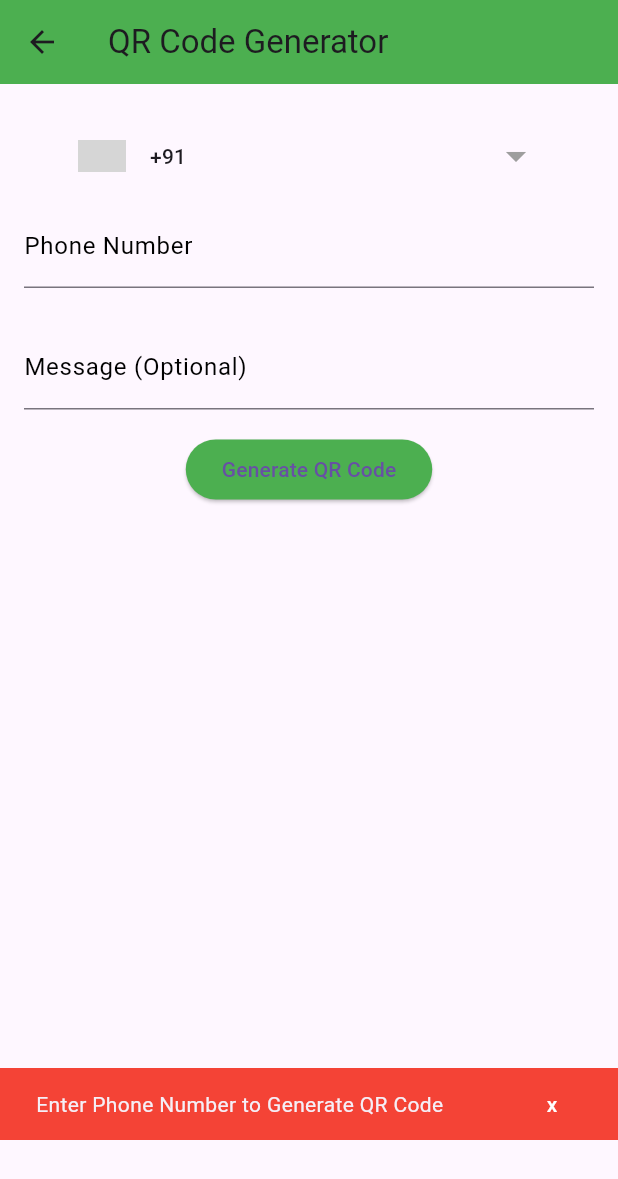
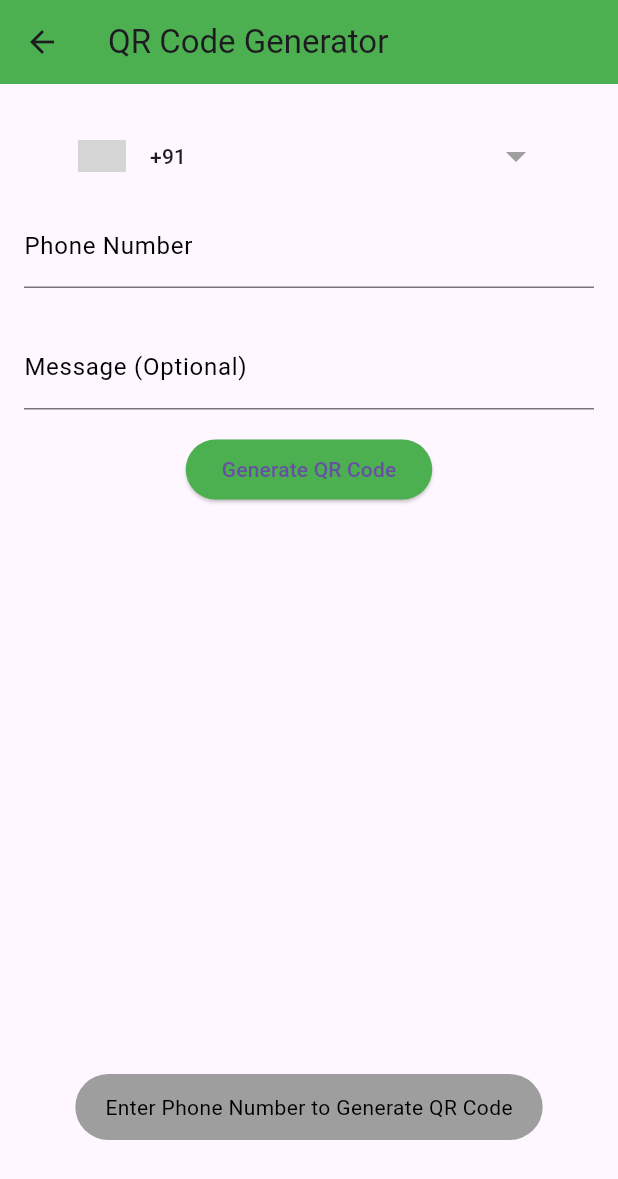
Before and after one commit to gantanikhilraj/Direct-Chat-App, a Flutter app: the QRCodeGenerator screen opened by its route, after a tap on "Generate QR Code", on a phone screen of 412 x 824 dp. Shown: the top 1179 px of the screen. Run offline on Flutter 3.47's test engine with Material 3 defaults, Android fonts, the phone set to English and light mode, and no system bars; drawn by our look-alikes of country_code_picker, google_mobile_ads; our stand-ins replace connectivity, fluttertoast, image_gallery_saver, package_info_plus, qr_flutter, share_plus and 1 more; network calls fail; grey boxes are pictures that could not be loaded.

Commit message:
version-2.1.8 prod

```diff
--- a/lib/helpers/constants.dart
+++ b/lib/helpers/constants.dart
@@ -1,5 +1,5 @@
 import 'package:flutter/material.dart';
-
+import 'package:fluttertoast/fluttertoast.dart';
 // class ConstantColors {
 //   static const Color black = Color(0xFF010312);
 // }
@@ -57,5 +57,22 @@ class Constants {
     content: const Text("Enter Phone Number to Generate QR Code"),
     backgroundColor: Colors.red,
   );
+  static void showToastMessage(String message) {
+    Fluttertoast.showToast(
+      msg: message,
+      toastLength: Toast.LENGTH_SHORT,
+      gravity: ToastGravity.BOTTOM,
+      backgroundColor: Colors.grey,
+      textColor: Colors.black,
+    );
+  }
+}
+
+class ConstantsText {
   static String playstoreURL = "https://directchat.openinapp.co/playstorelink";
+  static String shareText =
+      "Unlock Seamless Conversations on WhatsApp 🚀: Start Chats without Adding Contacts First! 📲💬 Try this App Today! 🔥👉";
+  static String appTitle = "Direct Chat";
+  static String mainScreenTitle =
+      "Direct Chat & QR :\nInitiate conversations without saving contacts";
 }
--- a/lib/screens/home_screen.dart
+++ b/lib/screens/home_screen.dart
@@ -56,7 +56,7 @@ class _Homescreen extends State<Homescreen> {
   bool isListTileVisible = true;
   final textfieldphone = TextEditingController();
   final textfieldtext = TextEditingController();
-  String errortextfeile = '';
+  String errortextfield = '';
 
   void cleartext() {
     textfieldphone.clear();
@@ -88,7 +88,6 @@ class _Homescreen extends State<Homescreen> {
   @override
   Widget build(BuildContext context) {
     final whatsappData = Provider.of<WhatsAppData>(context);
-
     final double screenHeight = MediaQuery.of(context).size.height;
 
     return GestureDetector(
@@ -118,25 +117,27 @@ class _Homescreen extends State<Homescreen> {
                   }
                 } else {
                   await Share.share(
-                    'Unlock Seamless Conversations on WhatsApp 🚀: Start Chats without Adding Contacts First! 📲💬 Try this App Today! 🔥👉 ${Constants.playstoreURL}',
+                    '${ConstantsText.shareText} ${ConstantsText.playstoreURL}',
                   );
                 }
               },
               icon: const Icon(Icons.share),
             ),
           ],
-          systemOverlayStyle: const SystemUiOverlayStyle(
-            statusBarColor: Colors.transparent,
+          systemOverlayStyle: SystemUiOverlayStyle(
+            statusBarColor: Colors.green[400],
           ),
           backgroundColor: Colors.green,
-          title: const Text(
-            "Direct Chat",
-            style: TextStyle(fontSize: 20, color: Colors.white),
+          title: Text(
+            ConstantsText.appTitle,
+            style: const TextStyle(fontSize: 20, color: Colors.white),
           ),
         ),
         body: SingleChildScrollView(
           child: Container(
+            // height: MediaQuery.of(context).size.height * 1,
             padding: EdgeInsets.all(screenHeight * 0.02),
+            child: Expanded(
               child: Column(
                 crossAxisAlignment: CrossAxisAlignment.center,
                 children: [
@@ -151,13 +152,13 @@ class _Homescreen extends State<Homescreen> {
                   //     style: TextStyle(fontSize: 18, fontWeight: FontWeight.bold),
                   //   ),
                   // ),
-                const Padding(
-                  padding: EdgeInsets.all(16.0),
+                  Padding(
+                    padding: const EdgeInsets.all(16.0),
                     child: Text(
-                    "Direct Chat for WhatsApp :\nInitiate conversations without saving contacts",
+                      ConstantsText.mainScreenTitle,
                       textAlign: TextAlign.center,
                       style: TextStyle(
-                      fontSize: 22,
+                        fontSize: screenHeight * 0.03,
                         color: Colors.black,
                       ),
                     ),
@@ -196,15 +197,16 @@ class _Homescreen extends State<Homescreen> {
                           if (value.contains(' ') ||
                               value.contains('-') ||
                               value.contains('.')) {
-                          errortextfeile = 'Don\'t use blank spaces';
+                            errortextfield = 'Don\'t use blank spaces';
                           } else {
-                          errortextfeile = '';
+                            errortextfield = '';
                             whatsappData.updatePhone(value);
                           }
                         });
                       },
                       decoration: InputDecoration(
-                      errorText: errortextfeile.isEmpty ? null : errortextfeile,
+                        errorText:
+                            errortextfield.isEmpty ? null : errortextfield,
                         focusedBorder: const OutlineInputBorder(
                           borderRadius: BorderRadius.all(
                             Radius.circular(32.0),
@@ -283,9 +285,7 @@ class _Homescreen extends State<Homescreen> {
                         var connectivityResult =
                             await (Connectivity().checkConnectivity());
                         if (connectivityResult == ConnectivityResult.none) {
-                        ScaffoldMessenger.of(context)
-                          ..hideCurrentSnackBar()
-                          ..showSnackBar(Constants.snackbarlnetwork);
+                          Constants.showToastMessage('No Internet Connection');
                         } else if (whatsappData.phone.isEmpty) {
                           ScaffoldMessenger.of(context)
                             ..hideCurrentSnackBar()
@@ -297,6 +297,8 @@ class _Homescreen extends State<Homescreen> {
                             ..showSnackBar(Constants.snackbarlength);
                           return;
                         } else if (whatsappData.phone.length > 12) {
+                          // Constants.showToastMessage(
+                          //     'please check the number and try again');
                           ScaffoldMessenger.of(context)
                             ..hideCurrentSnackBar()
                             ..showSnackBar(Constants.snackbaroverlength);
@@ -325,7 +327,6 @@ class _Homescreen extends State<Homescreen> {
                       ),
                     ),
                   ),
-
                   Padding(
                     padding: const EdgeInsets.only(top: 70),
                     child: Center(
@@ -385,6 +386,7 @@ class _Homescreen extends State<Homescreen> {
               ),
             ),
           ),
+        ),
         bottomNavigationBar: _banner == null
             ? Container()
             : Container(
--- a/lib/screens/qr_screen.dart
+++ b/lib/screens/qr_screen.dart
@@ -149,14 +149,15 @@ class _QRCodeGeneratorState extends State<QRCodeGenerator> {
                   ),
                   onPressed: () {
                     if (phoneController.text.isEmpty) {
-                      ScaffoldMessenger.of(context)
-                        ..hideCurrentSnackBar()
-                        ..showSnackBar(Constants.qrCodeEmpty);
+                      // ScaffoldMessenger.of(context)
+                      //   ..hideCurrentSnackBar()
+                      //   ..showSnackBar(Constants.qrCodeEmpty);
+                      Constants.showToastMessage(
+                          'Enter Phone Number to Generate QR Code');
                     } else if (phoneController.text.length < 9 ||
                         phoneController.text.length > 12) {
-                      ScaffoldMessenger.of(context)
-                        ..hideCurrentSnackBar()
-                        ..showSnackBar(Constants.snackbarlength);
+                      Constants.showToastMessage(
+                          'Please enter a valid phone number');
                     } else {
                       generateWhatsAppURL();
                     }
--- a/pubspec.yaml
+++ b/pubspec.yaml
@@ -17,7 +17,7 @@ publish_to: 'none' # Remove this line if you wish to publish to pub.dev
 # https://developer.apple.com/library/archive/documentation/General/Reference/InfoPlistKeyReference/Articles/CoreFoundationKeys.html
 # In Windows, build-name is used as the major, minor, and patch parts
 # of the product and file versions while build-number is used as the build suffix.
-version: 2.1.7+8
+version: 2.1.8+9
 
 environment:
   sdk: '>=2.18.6 <3.0.0'
```
Also changed, not shown: lib/screens/reportbug_screen.dart (+6 -5 lines), lib/screens/splash_screen.dart (+9 -6 lines), 3 other files. Lines whose indentation alone changed are shown as unchanged.
